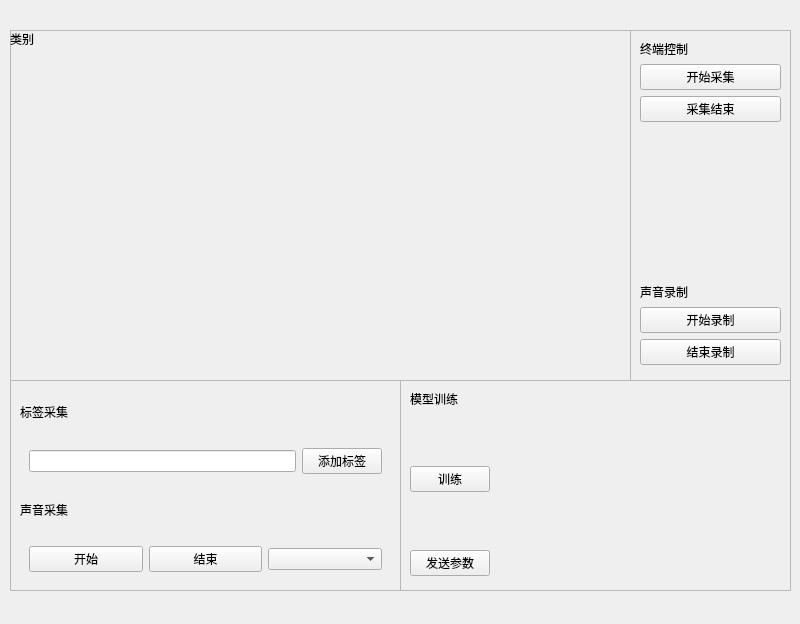
Before: the Qt Designer form ALL/audiowidget.ui in chunhui204/bigdata512, drawn with Qt 5.
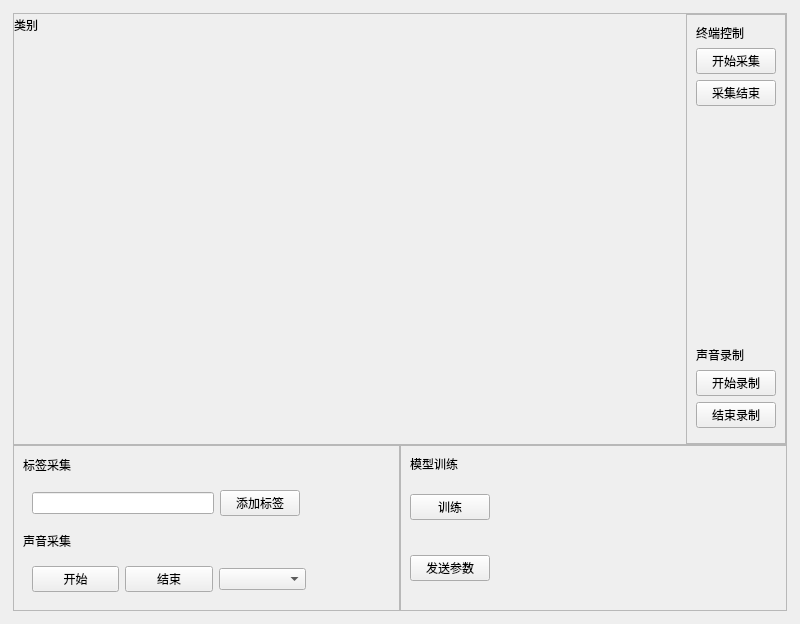
After: the same form once the commit is applied. Custom widgets are drawn as their Qt base class.

What changed in the file:
```diff
--- a/ALL/audiowidget.ui
+++ b/ALL/audiowidget.ui
@@ -11,7 +11,7 @@
    </rect>
   </property>
   <property name="sizePolicy">
-   <sizepolicy hsizetype="Fixed" vsizetype="Fixed">
+   <sizepolicy hsizetype="Preferred" vsizetype="Preferred">
     <horstretch>0</horstretch>
     <verstretch>0</verstretch>
    </sizepolicy>
@@ -19,17 +19,14 @@
   <property name="windowTitle">
    <string>Form</string>
   </property>
+  <layout class="QGridLayout" name="gridLayout">
+   <property name="spacing">
+    <number>0</number>
+   </property>
+   <item row="0" column="0">
   <widget class="QStackedWidget" name="stackedWidget">
-   <property name="geometry">
-    <rect>
-     <x>0</x>
-     <y>30</y>
-     <width>800</width>
-     <height>624</height>
-    </rect>
-   </property>
    <property name="sizePolicy">
-    <sizepolicy hsizetype="Fixed" vsizetype="Fixed">
+      <sizepolicy hsizetype="Preferred" vsizetype="Preferred">
      <horstretch>0</horstretch>
      <verstretch>0</verstretch>
     </sizepolicy>
@@ -38,174 +35,52 @@
     <number>0</number>
    </property>
    <widget class="QWidget" name="page_3">
-    <widget class="QFrame" name="frame_7">
-     <property name="geometry">
-      <rect>
-       <x>10</x>
-       <y>0</y>
-       <width>781</width>
-       <height>351</height>
-      </rect>
-     </property>
-     <property name="frameShape">
-      <enum>QFrame::StyledPanel</enum>
-     </property>
-     <property name="frameShadow">
-      <enum>QFrame::Sunken</enum>
-     </property>
-     <widget class="QWidget" name="widget_3" native="true">
-      <property name="geometry">
-       <rect>
-        <x>0</x>
-        <y>0</y>
-        <width>621</width>
-        <height>341</height>
-       </rect>
-      </property>
-      <layout class="QVBoxLayout" name="verticalLayout">
-       <item>
-        <widget class="QLabel" name="label_audio_class">
-         <property name="sizePolicy">
-          <sizepolicy hsizetype="Preferred" vsizetype="Fixed">
-           <horstretch>0</horstretch>
-           <verstretch>0</verstretch>
-          </sizepolicy>
-         </property>
-         <property name="text">
-          <string>类别</string>
-         </property>
-        </widget>
-       </item>
-       <item>
-        <widget class="QCustomPlot" name="customPlot" native="true"/>
-       </item>
-      </layout>
-     </widget>
-     <widget class="QFrame" name="frame_8">
-      <property name="geometry">
-       <rect>
-        <x>620</x>
-        <y>0</y>
-        <width>161</width>
-        <height>351</height>
-       </rect>
-      </property>
-      <property name="sizePolicy">
-       <sizepolicy hsizetype="Fixed" vsizetype="Fixed">
-        <horstretch>0</horstretch>
-        <verstretch>0</verstretch>
-       </sizepolicy>
-      </property>
-      <property name="frameShape">
-       <enum>QFrame::StyledPanel</enum>
-      </property>
-      <property name="frameShadow">
-       <enum>QFrame::Sunken</enum>
-      </property>
-      <property name="lineWidth">
-       <number>10</number>
-      </property>
-      <layout class="QVBoxLayout" name="verticalLayout_3">
-       <item>
-        <widget class="QLabel" name="label_3">
-         <property name="text">
-          <string>终端控制</string>
-         </property>
-        </widget>
-       </item>
-       <item>
-        <widget class="QPushButton" name="button_audio_capStart">
-         <property name="text">
-          <string>开始采集</string>
-         </property>
-        </widget>
-       </item>
-       <item>
-        <widget class="QPushButton" name="button_audio_capEnd">
-         <property name="text">
-          <string>采集结束</string>
-         </property>
-        </widget>
-       </item>
-       <item>
-        <spacer name="verticalSpacer_6">
-         <property name="orientation">
-          <enum>Qt::Vertical</enum>
-         </property>
-         <property name="sizeHint" stdset="0">
-          <size>
-           <width>20</width>
-           <height>80</height>
-          </size>
-         </property>
-        </spacer>
-       </item>
-       <item>
-        <widget class="QLabel" name="label_7">
-         <property name="text">
-          <string>声音录制</string>
-         </property>
-        </widget>
-       </item>
-       <item>
-        <widget class="QPushButton" name="button_audio_recordStart">
-         <property name="text">
-          <string>开始录制</string>
-         </property>
-        </widget>
-       </item>
-       <item>
-        <widget class="QPushButton" name="button_audio_recordEnd">
-         <property name="text">
-          <string>结束录制</string>
-         </property>
-        </widget>
-       </item>
-       <item>
-        <widget class="QWidget" name="widget_6" native="true">
-         <layout class="QHBoxLayout" name="horizontalLayout_4">
+      <layout class="QGridLayout" name="gridLayout_4" rowstretch="5,1">
           <property name="leftMargin">
-           <number>0</number>
+        <number>2</number>
           </property>
           <property name="topMargin">
-           <number>0</number>
+        <number>2</number>
           </property>
           <property name="rightMargin">
-           <number>0</number>
+        <number>2</number>
           </property>
           <property name="bottomMargin">
+        <number>2</number>
+       </property>
+       <property name="spacing">
            <number>0</number>
           </property>
-         </layout>
-        </widget>
-       </item>
-      </layout>
-     </widget>
-    </widget>
+       <item row="1" column="0">
     <widget class="QFrame" name="frame_9">
-     <property name="geometry">
-      <rect>
-       <x>10</x>
-       <y>350</y>
-       <width>391</width>
-       <height>211</height>
-      </rect>
-     </property>
      <property name="frameShape">
       <enum>QFrame::StyledPanel</enum>
      </property>
      <property name="frameShadow">
       <enum>QFrame::Sunken</enum>
      </property>
-     <layout class="QVBoxLayout" name="verticalLayout_4">
-      <item>
+         <layout class="QGridLayout" name="gridLayout_2">
+          <item row="0" column="0">
        <widget class="QLabel" name="label_8">
         <property name="text">
          <string>标签采集</string>
         </property>
        </widget>
       </item>
-      <item>
+          <item row="0" column="1">
+           <spacer name="horizontalSpacer">
+            <property name="orientation">
+             <enum>Qt::Horizontal</enum>
+            </property>
+            <property name="sizeHint" stdset="0">
+             <size>
+              <width>232</width>
+              <height>20</height>
+             </size>
+            </property>
+           </spacer>
+          </item>
+          <item row="1" column="0" colspan="2">
        <widget class="QWidget" name="widget_7" native="true">
         <layout class="QHBoxLayout" name="horizontalLayout_5">
          <item>
@@ -221,14 +96,40 @@
         </layout>
        </widget>
       </item>
-      <item>
+          <item row="1" column="2" colspan="2">
+           <spacer name="horizontalSpacer_3">
+            <property name="orientation">
+             <enum>Qt::Horizontal</enum>
+            </property>
+            <property name="sizeHint" stdset="0">
+             <size>
+              <width>51</width>
+              <height>20</height>
+             </size>
+            </property>
+           </spacer>
+          </item>
+          <item row="2" column="0">
        <widget class="QLabel" name="label_9">
         <property name="text">
          <string>声音采集</string>
         </property>
        </widget>
       </item>
-      <item>
+          <item row="2" column="1">
+           <spacer name="horizontalSpacer_4">
+            <property name="orientation">
+             <enum>Qt::Horizontal</enum>
+            </property>
+            <property name="sizeHint" stdset="0">
+             <size>
+              <width>232</width>
+              <height>20</height>
+             </size>
+            </property>
+           </spacer>
+          </item>
+          <item row="3" column="0" colspan="3">
        <widget class="QWidget" name="widget_8" native="true">
         <layout class="QHBoxLayout" name="horizontalLayout_6">
          <item>
@@ -251,24 +152,31 @@
         </layout>
        </widget>
       </item>
-     </layout>
-    </widget>
+          <item row="3" column="3">
+           <spacer name="horizontalSpacer_5">
+            <property name="orientation">
+             <enum>Qt::Horizontal</enum>
+            </property>
+            <property name="sizeHint" stdset="0">
+             <size>
+              <width>44</width>
+              <height>20</height>
+             </size>
+            </property>
+           </spacer>
+          </item>
+         </layout>
+        </widget>
+       </item>
+       <item row="1" column="1">
     <widget class="QFrame" name="frame_10">
-     <property name="geometry">
-      <rect>
-       <x>400</x>
-       <y>350</y>
-       <width>391</width>
-       <height>211</height>
-      </rect>
-     </property>
      <property name="frameShape">
       <enum>QFrame::StyledPanel</enum>
      </property>
      <property name="frameShadow">
       <enum>QFrame::Sunken</enum>
      </property>
-     <layout class="QGridLayout" name="gridLayout_2">
+         <layout class="QGridLayout" name="gridLayout_3">
       <item row="0" column="0">
        <widget class="QLabel" name="label_10">
         <property name="text">
@@ -292,27 +200,14 @@
         </property>
        </spacer>
       </item>
-      <item row="1" column="1">
-       <spacer name="verticalSpacer_8">
-        <property name="orientation">
-         <enum>Qt::Vertical</enum>
-        </property>
-        <property name="sizeHint" stdset="0">
-         <size>
-          <width>20</width>
-          <height>39</height>
-         </size>
-        </property>
-       </spacer>
-      </item>
-      <item row="2" column="0" colspan="2">
+          <item row="1" column="0">
        <widget class="QPushButton" name="button_audio_train">
         <property name="text">
          <string>训练</string>
         </property>
        </widget>
       </item>
-      <item row="2" column="2">
+          <item row="1" column="2">
        <spacer name="horizontalSpacer_2">
         <property name="orientation">
          <enum>Qt::Horizontal</enum>
@@ -325,7 +220,23 @@
         </property>
        </spacer>
       </item>
-      <item row="3" column="1">
+          <item row="3" column="0">
+           <spacer name="verticalSpacer_10">
+            <property name="orientation">
+             <enum>Qt::Vertical</enum>
+            </property>
+            <property name="sizeType">
+             <enum>QSizePolicy::Fixed</enum>
+            </property>
+            <property name="sizeHint" stdset="0">
+             <size>
+              <width>20</width>
+              <height>5</height>
+             </size>
+            </property>
+           </spacer>
+          </item>
+          <item row="2" column="1">
        <spacer name="verticalSpacer_9">
         <property name="orientation">
          <enum>Qt::Vertical</enum>
@@ -338,34 +249,195 @@
         </property>
        </spacer>
       </item>
-      <item row="4" column="0" colspan="2">
+          <item row="2" column="0">
        <widget class="QPushButton" name="button_audio_param">
         <property name="text">
          <string>发送参数</string>
         </property>
        </widget>
       </item>
-      <item row="5" column="0" colspan="2">
-       <spacer name="verticalSpacer_10">
+          <item row="1" column="1">
+           <spacer name="verticalSpacer_8">
         <property name="orientation">
          <enum>Qt::Vertical</enum>
         </property>
-        <property name="sizeType">
-         <enum>QSizePolicy::Fixed</enum>
-        </property>
+            <property name="sizeHint" stdset="0">
+             <size>
+              <width>20</width>
+              <height>39</height>
+             </size>
+            </property>
+           </spacer>
+          </item>
+         </layout>
+        </widget>
+       </item>
+       <item row="0" column="0" colspan="2">
+        <widget class="QFrame" name="frame_7">
+         <property name="frameShape">
+          <enum>QFrame::StyledPanel</enum>
+         </property>
+         <property name="frameShadow">
+          <enum>QFrame::Sunken</enum>
+         </property>
+         <layout class="QHBoxLayout" name="horizontalLayout" stretch="5,0">
+          <property name="spacing">
+           <number>2</number>
+          </property>
+          <property name="leftMargin">
+           <number>0</number>
+          </property>
+          <property name="topMargin">
+           <number>0</number>
+          </property>
+          <property name="rightMargin">
+           <number>0</number>
+          </property>
+          <property name="bottomMargin">
+           <number>0</number>
+          </property>
+          <item>
+           <widget class="QWidget" name="widget_3" native="true">
+            <layout class="QVBoxLayout" name="verticalLayout">
+             <property name="spacing">
+              <number>2</number>
+             </property>
+             <property name="leftMargin">
+              <number>0</number>
+             </property>
+             <property name="topMargin">
+              <number>2</number>
+             </property>
+             <property name="rightMargin">
+              <number>0</number>
+             </property>
+             <property name="bottomMargin">
+              <number>0</number>
+             </property>
+             <item>
+              <widget class="QLabel" name="label_audio_class">
+               <property name="sizePolicy">
+                <sizepolicy hsizetype="Preferred" vsizetype="Fixed">
+                 <horstretch>0</horstretch>
+                 <verstretch>0</verstretch>
+                </sizepolicy>
+               </property>
+               <property name="text">
+                <string>类别</string>
+               </property>
+              </widget>
+             </item>
+             <item>
+              <widget class="QCustomPlot" name="customPlot" native="true">
+               <zorder>frame_8</zorder>
+              </widget>
+             </item>
+            </layout>
+           </widget>
+          </item>
+          <item>
+           <widget class="QFrame" name="frame_8">
+            <property name="sizePolicy">
+             <sizepolicy hsizetype="Preferred" vsizetype="Preferred">
+              <horstretch>0</horstretch>
+              <verstretch>0</verstretch>
+             </sizepolicy>
+            </property>
+            <property name="frameShape">
+             <enum>QFrame::StyledPanel</enum>
+            </property>
+            <property name="frameShadow">
+             <enum>QFrame::Sunken</enum>
+            </property>
+            <property name="lineWidth">
+             <number>10</number>
+            </property>
+            <layout class="QVBoxLayout" name="verticalLayout_3">
+             <item>
+              <widget class="QLabel" name="label_3">
+               <property name="text">
+                <string>终端控制</string>
+               </property>
+              </widget>
+             </item>
+             <item>
+              <widget class="QPushButton" name="button_audio_capStart">
+               <property name="text">
+                <string>开始采集</string>
+               </property>
+              </widget>
+             </item>
+             <item>
+              <widget class="QPushButton" name="button_audio_capEnd">
+               <property name="text">
+                <string>采集结束</string>
+               </property>
+              </widget>
+             </item>
+             <item>
+              <spacer name="verticalSpacer_6">
+               <property name="orientation">
+                <enum>Qt::Vertical</enum>
+               </property>
         <property name="sizeHint" stdset="0">
          <size>
           <width>20</width>
-          <height>5</height>
+                 <height>80</height>
          </size>
         </property>
        </spacer>
       </item>
-     </layout>
-    </widget>
+             <item>
+              <widget class="QLabel" name="label_7">
+               <property name="text">
+                <string>声音录制</string>
+               </property>
+              </widget>
+             </item>
+             <item>
+              <widget class="QPushButton" name="button_audio_recordStart">
+               <property name="text">
+                <string>开始录制</string>
+               </property>
+              </widget>
+             </item>
+             <item>
+              <widget class="QPushButton" name="button_audio_recordEnd">
+               <property name="text">
+                <string>结束录制</string>
+               </property>
+              </widget>
+             </item>
+             <item>
+              <widget class="QWidget" name="widget_6" native="true">
+               <layout class="QHBoxLayout" name="horizontalLayout_4">
+                <property name="leftMargin">
+                 <number>0</number>
+                </property>
+                <property name="topMargin">
+                 <number>0</number>
+                </property>
+                <property name="rightMargin">
+                 <number>0</number>
+                </property>
+                <property name="bottomMargin">
+                 <number>0</number>
+                </property>
+               </layout>
+              </widget>
+             </item>
+            </layout>
+           </widget>
+          </item>
+         </layout>
+        </widget>
+       </item>
+      </layout>
    </widget>
    <widget class="QWidget" name="page_4"/>
   </widget>
+   </item>
+  </layout>
  </widget>
  <customwidgets>
   <customwidget>
```
Lines whose indentation alone changed are shown as unchanged.
